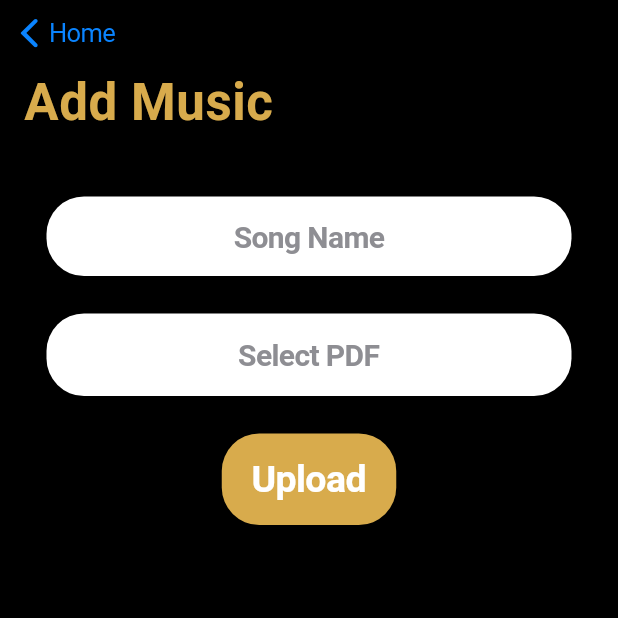
After one commit to CS4279-Musicly/musicly, a Flutter app: the AddMusicView screen opened directly, on a phone screen of 412 x 824 dp, the top half of it. The commit adds this screen. Run offline on Flutter 3.47's test engine with Material 2 defaults, Android fonts, the phone set to English and light mode, and no system bars; our stand-ins replace file_picker, firebase_core, firebase_storage, shared_preferences; accounts and stored records are empty.

Commit message:
New add music view added

```diff
--- a/lib/upload_pdf.dart
+++ b/lib/upload_pdf.dart
@@ -1,9 +1,8 @@
 import 'dart:io';
-import 'package:flutter/material.dart';
 import 'package:firebase_storage/firebase_storage.dart' as firebase_storage;
 import 'package:file_picker/file_picker.dart';
 
-class UploadPDF extends StatelessWidget {
+class UploadPDF {
 
   Future<firebase_storage.UploadTask> uploadFile(File file) async {
 
@@ -26,7 +25,7 @@ class UploadPDF extends StatelessWidget {
     return Future.value(uploadTask);
   }
 
-  _getFiles(BuildContext context) async {
+  Future<File?> getFiles() async {
     File? file;
     FilePickerResult? result = await FilePicker.platform.pickFiles(
         type: FileType.custom, allowedExtensions: ['pdf']);
@@ -37,23 +36,7 @@ class UploadPDF extends StatelessWidget {
 
     //print("HERE");
     //print(result?.files.first.path);
-    firebase_storage.UploadTask task = await uploadFile(file!);
-    Navigator.pop(context);
-  }
-
-  @override
-  Widget build(BuildContext context) {
-    return Scaffold(
-      body: Center(
-        child: RaisedButton(
-          child: const Text(
-            'Select File'
-          ),
-          onPressed: () /*async*/ async {
-            _getFiles(context);
-          },
-        )
-      )
-    );
+    //firebase_storage.UploadTask task = await uploadFile(file!);
+    return file;
   }
 }
--- /dev/null
+++ b/lib/views/add_music_view.dart
@@ -0,0 +1,106 @@
+import 'package:flutter/cupertino.dart';
+import 'package:musicly/utilities/styles.dart';
+import 'dart:io';
+import 'package:musicly/upload_pdf.dart';
+
+class AddMusicView extends StatefulWidget {
+  AddMusicView({Key? key}) : super(key: key);
+
+  /// Creates the dynamic state for the Add Music class.
+  @override
+  _AddMusicViewState createState() => _AddMusicViewState();
+}
+
+/// Creates and manages the Account screen.
+class _AddMusicViewState extends State<AddMusicView> {
+
+  String _songName = "Song Name";
+  String _fileName = "Select PDF";
+  late Future<File?> file;
+
+  @override
+  Widget build(BuildContext context) {
+    return CupertinoPageScaffold(
+      child: CustomScrollView(
+        physics: const NeverScrollableScrollPhysics(),
+        slivers: [
+          // Navigation bar at the top of the screen that contains the view title and navigation buttons.
+          const CupertinoSliverNavigationBar(
+            largeTitle: Text(
+              'Add Music',
+              style: TextStyle(color: VanderbiltStyles.gold),
+            ),
+            previousPageTitle: "Home",
+          ),
+          SliverFillRemaining(
+            child: Column(
+              children: [
+                Padding(
+                    padding: const EdgeInsets.only(
+                        left: 0, right: 0, top: 35.0, bottom: 0),
+                    child: SizedBox(
+                      width: 350,
+                      child: CupertinoTextField(
+                        //controller: ,TODO: Text controllers for text field values
+                        placeholder: _songName,
+                        placeholderStyle: VanderbiltStyles.textRowPlaceholder,
+                        style: VanderbiltStyles.textRowPlaceholder,
+                        autocorrect: false,
+                        textAlign: TextAlign.center,
+                        padding: const EdgeInsets.only(
+                            left: 0.0, right: 0.0, top: 15.0, bottom: 15.0),
+                        decoration: BoxDecoration(
+                          color: CupertinoColors.white,
+                          borderRadius: BorderRadius.circular(25.0),
+                        ),
+                        onChanged: (text) {
+                          _songName = text;
+                        },
+                        onSubmitted: (text) {
+                          _songName = text;
+                        },
+                      ),
+                    )
+                ),
+                Padding(
+                    padding: const EdgeInsets.only(
+                        left: 0, right: 0, top: 25.0, bottom: 0),
+                    child: SizedBox(
+                      width: 350,
+                      child: CupertinoButton(
+                        child: Text(
+                          _fileName,
+                          style: VanderbiltStyles.textRowPlaceholder,
+                        ),
+                        borderRadius: BorderRadius.circular(25.0),
+                        color: CupertinoColors.white,
+                        onPressed: () {
+                          file = UploadPDF().getFiles();
+                        },
+                      ),
+                    )
+                ),
+                Padding(
+                  padding: const EdgeInsets.only(
+                      left: 30.0, right: 30.0, top: 25.0, bottom: 0),
+                  child: CupertinoButton(
+                    child: const Text(
+                      'Upload',
+                      style: VanderbiltStyles.textButton,
+                    ),
+                    onPressed: () async {
+                      UploadPDF().uploadFile(file as File);
+                    },
+                    borderRadius: BorderRadius.circular(25.0),
+                    color: VanderbiltStyles.gold,
+                    pressedOpacity: 0.75,
+                  ),
+                )
+              ]
+            )
+          )
+        ],
+      )
+    );
+  }
+}
--- a/lib/views/home_view.dart
+++ b/lib/views/home_view.dart
@@ -1,6 +1,6 @@
 import 'package:flutter/cupertino.dart';
 import 'package:musicly/utilities/styles.dart';
-import '../upload_pdf.dart';
+import 'add_music_view.dart';
 
 /// Creates and manages the Home screen.
 class HomeView extends StatefulWidget {
@@ -57,7 +57,7 @@ class _HomeViewState extends State<HomeView> {
                   style: VanderbiltStyles.textButton,
                 ),
                 onPressed: () {
-                  Navigator.push(context, CupertinoPageRoute(builder: (context)=> UploadPDF()));
+                  Navigator.push(context, CupertinoPageRoute(builder: (context) => AddMusicView()));
                 },
                 borderRadius: BorderRadius.circular(25.0),
                 color: VanderbiltStyles.gold,
```
